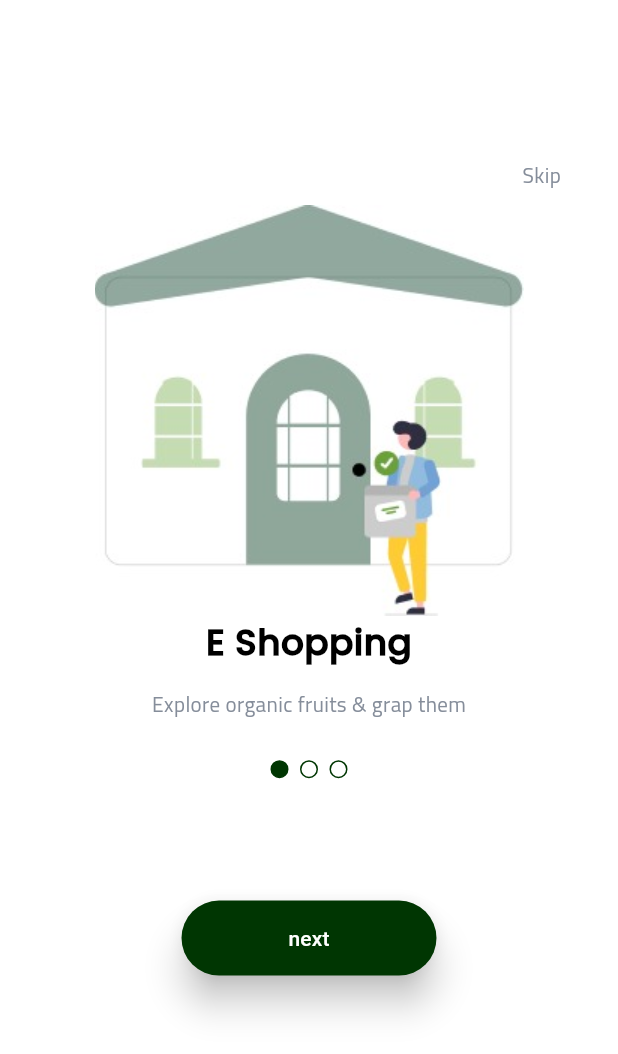
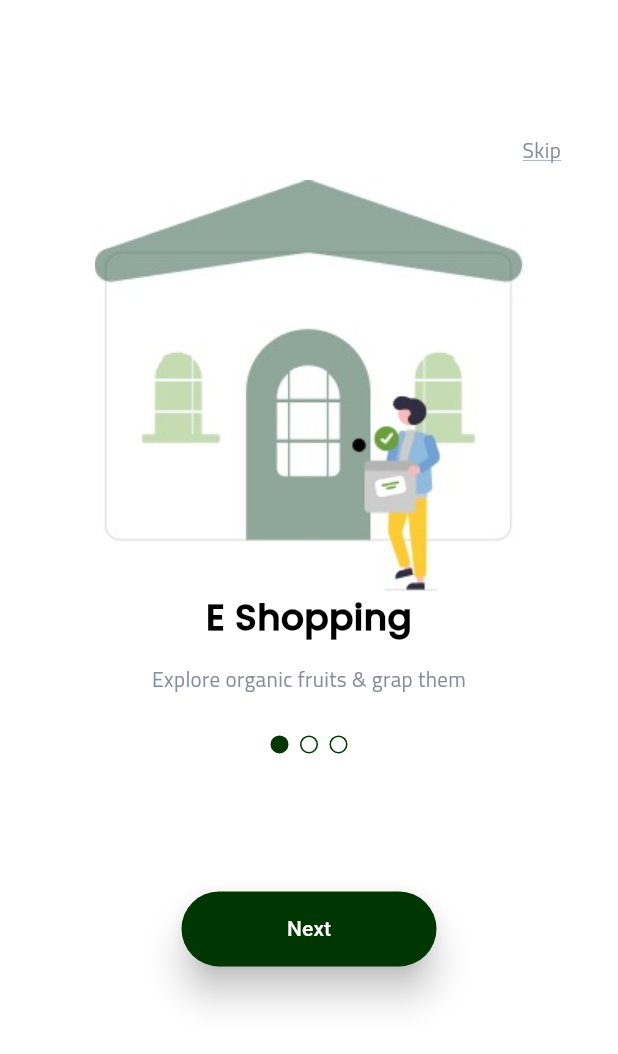
Before and after one commit to AyaNasserEzat/market, a Flutter app: the screen it shows after launch, on a phone screen of 412 x 824 dp. Shown: the top 1054 px of the screen. Run offline on Flutter 3.47's test engine with Material 3 defaults, Android fonts, the phone set to English and light mode, and no system bars; our stand-ins replace flutter_screenutil, flutter_svg, go_router, pin_code_fields, timeline_tile; project files that could hold a hidden picture were left out.

Commit message:
change  on bording  view ui

```diff
--- a/lib/core/routs/app_routs.dart
+++ b/lib/core/routs/app_routs.dart
@@ -3,6 +3,7 @@ import 'package:pure_soft/feature/auth_feature/presentation/views/forget_passwor
 import 'package:pure_soft/feature/auth_feature/presentation/views/login_view.dart';
 import 'package:pure_soft/feature/auth_feature/presentation/views/onbording_view.dart';
 import 'package:pure_soft/feature/auth_feature/presentation/views/otp_view.dart';
+import 'package:pure_soft/feature/auth_feature/presentation/views/sign_up_selection_view.dart';
 import 'package:pure_soft/feature/auth_feature/presentation/views/sign_up_view.dart';
 import 'package:pure_soft/feature/auth_feature/presentation/views/splash_view.dart';
 import 'package:pure_soft/feature/cart_feature/presentation/views/check_out_view.dart';
@@ -27,6 +28,7 @@ class AppRouter {
       GoRoute(path: '/', builder: (context, state) => const SplashView()),
       GoRoute(path: '/login', builder: (context, state) => const LoginView()),
       GoRoute(path: signUp, builder: (context, state) => const SignUpScreen()),
+      GoRoute(path: "/signView", builder: (context, state) => const SignUpSelectionView()),
 
       GoRoute(
         path: "/forgetPassword",
--- a/lib/feature/auth_feature/presentation/views/onbording_view.dart
+++ b/lib/feature/auth_feature/presentation/views/onbording_view.dart
@@ -15,24 +15,25 @@ class _OnbordingViewState extends State<OnbordingView> {
   PageController pageController=PageController();
   @override
   Widget build(BuildContext context) {
-    return Scaffold(
-      body: PageView.builder(
-              controller: pageController,
-          onPageChanged: (int index) {
+    return OnbordingPage();
+    //  Scaffold(
+    //   body: PageView.builder(
+    //           controller: pageController,
+    //       onPageChanged: (int index) {
 
-            setState(() {
-              currentIndex=index;
-            });
-          },
-          itemCount: OnBordingModel.onBordingList.length,
-        itemBuilder: (context, index) {
-          return OnbordingPage(
-            onBordingModel: OnBordingModel.onBordingList[index],
-            currentIndex: currentIndex,
-            pageController: pageController,
-          );
-        },
-      ),
-    );
+    //         setState(() {
+    //           currentIndex=index;
+    //         });
+    //       },
+    //       itemCount: OnBordingModel.onBordingList.length,
+    //     itemBuilder: (context, index) {
+    //       return OnbordingPage(
+    //         onBordingModel: OnBordingModel.onBordingList[index],
+    //         currentIndex: currentIndex,
+    //         pageController: pageController,
+    //       );
+    //     },
+    //   ),
+    // );
   }
 }
--- a/lib/feature/auth_feature/presentation/views/widgets/onbording_page.dart
+++ b/lib/feature/auth_feature/presentation/views/widgets/onbording_page.dart
@@ -3,6 +3,8 @@ import 'package:flutter/widgets.dart';
 import 'package:flutter_screenutil/flutter_screenutil.dart';
 
 import 'package:go_router/go_router.dart';
+import 'package:pure_soft/core/routs/app_routs.dart';
+import 'package:pure_soft/core/utils/app_assets.dart';
 import 'package:pure_soft/core/utils/app_color.dart';
 import 'package:pure_soft/core/utils/app_strings.dart';
 
@@ -11,64 +13,105 @@ import 'package:pure_soft/feature/auth_feature/data/models/on_bording_model.dart
 import 'package:pure_soft/feature/auth_feature/presentation/views/widgets/custom_indicator.dart';
 import 'package:pure_soft/feature/auth_feature/presentation/views/widgets/onbording_btn.dart';
 
+class OnbordingPage extends StatefulWidget {
+  const OnbordingPage({super.key});
 
-class OnbordingPage extends StatelessWidget {
-  const OnbordingPage({
-    super.key,
-    required this.onBordingModel,
-    required this.currentIndex,
-    required this.pageController,
-  });
-  final OnBordingModel onBordingModel;
-  final int currentIndex;
-  final PageController pageController;
+  @override
+  State<OnbordingPage> createState() => _OnbordingPageState();
+}
+
+class _OnbordingPageState extends State<OnbordingPage> {
+  int currentIndex = 0;
+  PageController pageController = PageController();
+
   @override
   Widget build(BuildContext context) {
     return LayoutBuilder(
       builder: (BuildContext context, BoxConstraints constraints) {
-
-        return  SingleChildScrollView(
+        return Scaffold(
+          body: SingleChildScrollView(
             child: Center(
               child: Padding(
                 padding: const EdgeInsets.all(8.0),
                 child: Column(
                   children: [
-                SizedBox(height: constraints.maxHeight*.12),
+                    SizedBox(height: constraints.maxHeight * .10),
                     Padding(
                       padding: const EdgeInsets.only(right: 30.0),
-                  child: Row(
-                    mainAxisAlignment: MainAxisAlignment.end,
-                    children: [InkWell(
+                      child: Align(
+
+                        alignment: Alignment.topRight,
+
+                        child:
+
+                       currentIndex<2?  InkWell(
                           onTap: () {
                             context.go("/login");
                           },
-                      child: Text(AppStrings.skip, style: CustomTextStyle.regular))],
+                          child: Text(
+                            AppStrings.skip,
+                            style: CustomTextStyle.regular.copyWith(
+                              decoration: TextDecoration.underline,
+                              decorationColor: AppColor.gray,
                             ),
                           ),
-                SizedBox(height: constraints.maxHeight*.012),
-                Image.asset(onBordingModel.image),
-                Text(onBordingModel.title, style: CustomTextStyle.poppins.copyWith(color: AppColor.black)),
-                SizedBox(height: constraints.maxHeight*.018),
-                Text(onBordingModel.subTitle, style: CustomTextStyle.regular),
-               SizedBox(height: constraints.maxHeight*.033),
+                        ):SizedBox(height: 20,)
+                      ),
+                    ),
+                    SizedBox(height: constraints.maxHeight * .012),
+                    Image.asset(AppAssetes.onbording),
+                    SizedBox(
+                      height: 200,
+                      child: PageView.builder(
+                        controller: pageController,
+                        onPageChanged: (int index) {
+                          setState(() {
+                            currentIndex = index;
+                          });
+                        },
+                        itemCount: OnBordingModel.onBordingList.length,
+                        itemBuilder: (context, index) {
+                          return Column(
+                            children: [
+                              Text(
+                                OnBordingModel.onBordingList[index].title,
+                                style: CustomTextStyle.poppins.copyWith(
+                                  color: AppColor.black,
+                                ),
+                              ),
+                              SizedBox(height: constraints.maxHeight * .018),
+                              Text(
+                                OnBordingModel.onBordingList[index].subTitle,
+                                style: CustomTextStyle.regular,
+                              ),
+                              SizedBox(height: constraints.maxHeight * .033),
                               CustomIndicator(currentIndex: currentIndex),
-                  SizedBox(height: constraints.maxHeight*.099),
-                OnbordingBtn(text: currentIndex<2? "next":"Get Started", onTap: () {
-            if (currentIndex<2) {
-              pageController.nextPage(duration: Duration(microseconds:1000 ), curve: Curves.ease);
+                              SizedBox(height: constraints.maxHeight * .088),
+                            ],
+                          );
+                        },
+                      ),
+                    ),
+                    OnbordingBtn(
+                      text: currentIndex < 2 ? "Next" : "Get Started",
+                      onTap: () {
+                        if (currentIndex < 2) {
+                          pageController.nextPage(
+                            duration: Duration(microseconds: 1000),
+                            curve: Curves.ease,
+                          );
+                        } else {
+                          context.push("/signView");
                         }
-            else{
-              context.push("/login");
-            }
-
-                }),
+                      },
+                    ),
                   ],
+                ),
               ),
             ),
           ),
         );
       },
-
     );
   }
 }
--- a/lib/feature/cart_feature/presentation/views/check_out_view.dart
+++ b/lib/feature/cart_feature/presentation/views/check_out_view.dart
@@ -24,6 +24,8 @@ class _CheckOutViewState extends State<CheckOutView> {
   Widget build(BuildContext context) {
     return Scaffold(
       appBar: AppBar(
+        scrolledUnderElevation: 0,
+        surfaceTintColor: Colors.transparent,
         leading: IconButton(
           icon: Icon(Icons.arrow_back_ios),
           onPressed: () {
--- a/lib/feature/cart_feature/presentation/views/confirmation_view.dart
+++ b/lib/feature/cart_feature/presentation/views/confirmation_view.dart
@@ -29,8 +29,9 @@ class ConfirmationView extends StatelessWidget {
 
     ),
       body: Padding(
-        padding: const EdgeInsets.all(15.0),
+        padding: const EdgeInsets.all(8.0),
         child: SingleChildScrollView(
+          child: Center(
             child: Column(
               spacing: 5,
                    mainAxisAlignment: MainAxisAlignment.center,
@@ -52,6 +53,7 @@ class ConfirmationView extends StatelessWidget {
             ),
           ),
         ),
+      ),
     );
   }
 }
--- a/lib/feature/cart_feature/presentation/views/widgets/circle_indicator.dart
+++ b/lib/feature/cart_feature/presentation/views/widgets/circle_indicator.dart
@@ -14,8 +14,8 @@ final bool isActive;
         mainAxisAlignment: MainAxisAlignment.end,
         children: [
           Container(
-                  width: 25.w,
-                  height: 25.h,
+                  width: 25,
+                  height: 25,
 
                   decoration: BoxDecoration(
                     color: AppColor.white,
--- a/lib/feature/favorite_feature/presentation/views/favorite_view.dart
+++ b/lib/feature/favorite_feature/presentation/views/favorite_view.dart
@@ -9,7 +9,8 @@ class FavoriteView extends StatelessWidget {
 
   @override
   Widget build(BuildContext context) {
-    return  Scaffold(
+    return  SafeArea(
+      child: Scaffold(
               appBar: AppBar(
                                 scrolledUnderElevation: 0,
           surfaceTintColor: Colors.transparent,
@@ -28,6 +29,7 @@ class FavoriteView extends StatelessWidget {
             ],
           ),
         ),
+      ),
     );
   }
 }
--- a/lib/feature/home/presentaion/views/home_view.dart
+++ b/lib/feature/home/presentaion/views/home_view.dart
@@ -21,7 +21,8 @@ class HomeView extends StatelessWidget {
     final screenHeight = MediaQuery.of(context).size.height;
     final bool isLandScap=MediaQuery.of(context).orientation==Orientation.landscape;
 
-    return Scaffold(
+    return SafeArea(
+      child: Scaffold(
         appBar: AppBar(
           scrolledUnderElevation: 0,
           surfaceTintColor: Colors.transparent,
@@ -96,6 +97,7 @@ class HomeView extends StatelessWidget {
             ],
           ),
         ),
+      ),
     );
   }
 }
--- a/lib/feature/home/presentaion/views/widgets/category_list_view.dart
+++ b/lib/feature/home/presentaion/views/widgets/category_list_view.dart
@@ -9,7 +9,7 @@ class CategoryListView extends StatelessWidget {
 
   @override
   Widget build(BuildContext context) {
-    bool isLandScape=MediaQuery.of(context).orientation==Orientation.landscape;
+
     return  SizedBox(
       height: 103,
       child: ListView.separated(
@@ -25,7 +25,7 @@ class CategoryListView extends StatelessWidget {
                     ],
                   );
                 }, separatorBuilder: (context,index){
-                  return SizedBox(width: isLandScape?80: 15,);
+                  return SizedBox(width:  15,);
                 }, itemCount: 4),
     );
   }
--- a/lib/feature/home/presentaion/views/widgets/filter_seaction.dart
+++ b/lib/feature/home/presentaion/views/widgets/filter_seaction.dart
@@ -19,14 +19,14 @@ class FilterSeaction extends StatelessWidget {
 
         Row(
           children: [
-            Text("Deliver To  ",style: CustomTextStyle.regularArial,),
+            Text("Delivered To  ",style: CustomTextStyle.regularArial,),
             Image.asset(AppAssetes.deliveryIcon),
 
 
           ],
         ),
-                 CustomTextFormFiled(text: "All Area"),
-            RowFilterSeaction(text: "  offer"),
+                 CustomTextFormFiled(text: "All Areas"),
+            RowFilterSeaction(text: "  offers"),
                RowFilterSeaction(text: "  free Delivery"),
       ],
     );
--- a/lib/feature/order_feature/presentaion/views/order_view.dart
+++ b/lib/feature/order_feature/presentaion/views/order_view.dart
@@ -9,7 +9,8 @@ class OrderView extends StatelessWidget {
 
   @override
   Widget build(BuildContext context) {
-    return  Scaffold(
+    return  SafeArea(
+      child: Scaffold(
         body: CustomScrollView(
         slivers: [
       SliverToBoxAdapter(
@@ -39,6 +40,7 @@ if (context.canPop()) {
         ],
       )
 
+      ),
     );
   }
 }
--- a/lib/feature/order_feature/presentaion/views/widgets/cancle_section.dart
+++ b/lib/feature/order_feature/presentaion/views/widgets/cancle_section.dart
@@ -13,6 +13,7 @@ class CancleSection extends StatelessWidget {
     return  Column(
       children: [
                        Text(AppStrings.cancleOrder,style: CustomTextStyle.TitilliumWebBold16.copyWith(fontSize: 18),),
+
               Align(
                 alignment: Alignment.topLeft,
                 child: Text(AppStrings.reason,style: CustomTextStyle.regularArial,)),
--- a/lib/feature/profile/presentation/views/profile_view.dart
+++ b/lib/feature/profile/presentation/views/profile_view.dart
@@ -8,7 +8,8 @@ class ProfileView extends StatelessWidget {
 
   @override
   Widget build(BuildContext context) {
-    return Scaffold(
+    return SafeArea(
+      child: Scaffold(
         appBar: AppBar(
                           scrolledUnderElevation: 0,
           surfaceTintColor: Colors.transparent,
@@ -18,6 +19,7 @@ class ProfileView extends StatelessWidget {
           leading: IconButton(onPressed: () {}, icon: Icon(Icons.arrow_back_ios)),
         ),
         body: ProfileBody(),
+      ),
     );
   }
 }
```
Also changed, not shown: lib/feature/auth_feature/presentation/views/custom_container.dart (+11 -4 lines), lib/feature/cart_feature/presentation/views/cart_view.dart (+6 -2 lines), lib/feature/cart_feature/presentation/views/widgets/cart_item.dart (+34 -21 lines), lib/feature/cart_feature/presentation/views/widgets/cart_list.dart (+5 -4 lines). Lines whose indentation alone changed are shown as unchanged.
